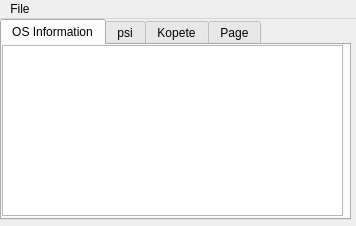
CryptoManiac/pswdrec, file mainwindow.ui: the form before one commit.
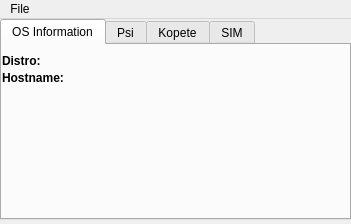
The form after the commit.

What changed in the file:
```diff
--- a/mainwindow.ui
+++ b/mainwindow.ui
@@ -9,8 +9,8 @@
    <rect>
     <x>0</x>
     <y>0</y>
-    <width>356</width>
-    <height>226</height>
+    <width>351</width>
+    <height>224</height>
    </rect>
   </property>
   <property name="windowTitle">
@@ -51,23 +51,74 @@
      <attribute name="title">
       <string>OS Information</string>
      </attribute>
-     <widget class="QTextEdit" name="textEdit_3">
+     <widget class="QLabel" name="label">
       <property name="geometry">
        <rect>
         <x>0</x>
-        <y>0</y>
-        <width>341</width>
-        <height>171</height>
+        <y>6</y>
+        <width>41</width>
+        <height>20</height>
        </rect>
       </property>
-      <property name="readOnly">
-       <bool>true</bool>
+      <property name="font">
+       <font>
+        <weight>75</weight>
+        <bold>true</bold>
+       </font>
+      </property>
+      <property name="text">
+       <string>Distro:</string>
+      </property>
+     </widget>
+     <widget class="QLabel" name="label_2">
+      <property name="geometry">
+       <rect>
+        <x>49</x>
+        <y>6</y>
+        <width>291</width>
+        <height>20</height>
+       </rect>
+      </property>
+      <property name="text">
+       <string/>
+      </property>
+     </widget>
+     <widget class="QLabel" name="label_3">
+      <property name="geometry">
+       <rect>
+        <x>0</x>
+        <y>23</y>
+        <width>71</width>
+        <height>20</height>
+       </rect>
+      </property>
+      <property name="font">
+       <font>
+        <weight>75</weight>
+        <bold>true</bold>
+       </font>
+      </property>
+      <property name="text">
+       <string>Hostname:</string>
+      </property>
+     </widget>
+     <widget class="QLabel" name="label_4">
+      <property name="geometry">
+       <rect>
+        <x>71</x>
+        <y>23</y>
+        <width>261</width>
+        <height>20</height>
+       </rect>
+      </property>
+      <property name="text">
+       <string/>
       </property>
      </widget>
     </widget>
     <widget class="QWidget" name="tab_2">
      <attribute name="title">
-      <string>psi</string>
+      <string>Psi</string>
      </attribute>
      <widget class="QTextEdit" name="textEdit">
       <property name="geometry">
@@ -109,7 +160,7 @@
     </widget>
     <widget class="QWidget" name="tab_4">
      <attribute name="title">
-      <string>Page</string>
+      <string>SIM</string>
      </attribute>
      <widget class="QTextEdit" name="textEdit_4">
       <property name="geometry">
@@ -132,7 +183,7 @@
     <rect>
      <x>0</x>
      <y>0</y>
-     <width>356</width>
+     <width>351</width>
      <height>23</height>
     </rect>
    </property>
```
